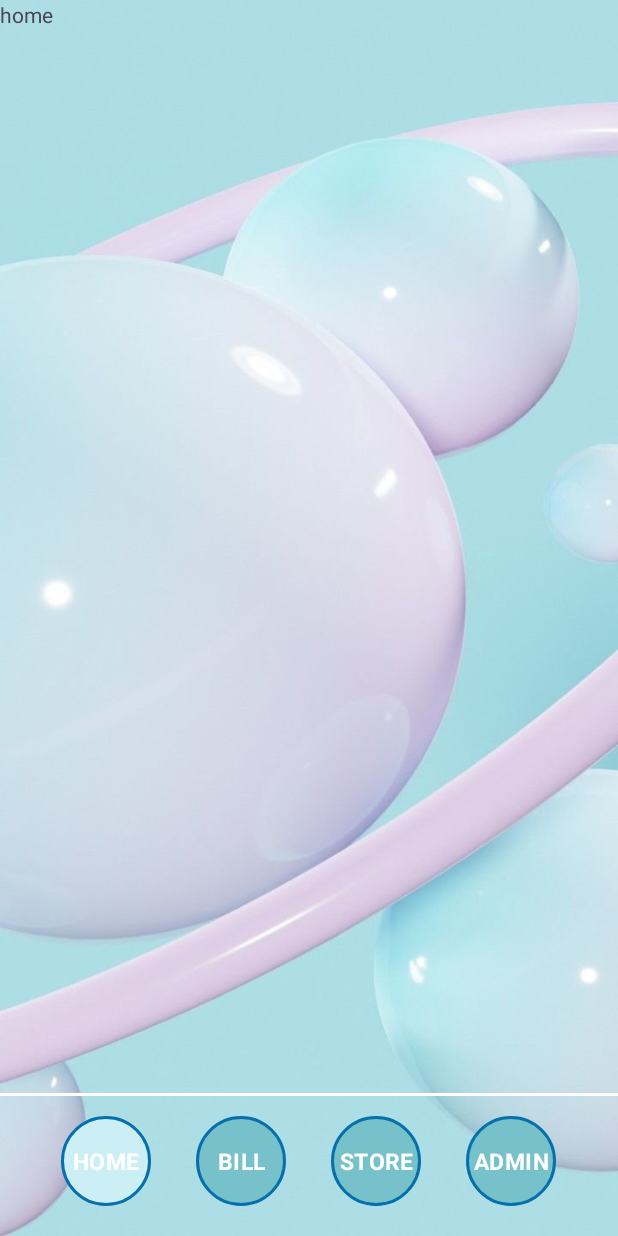
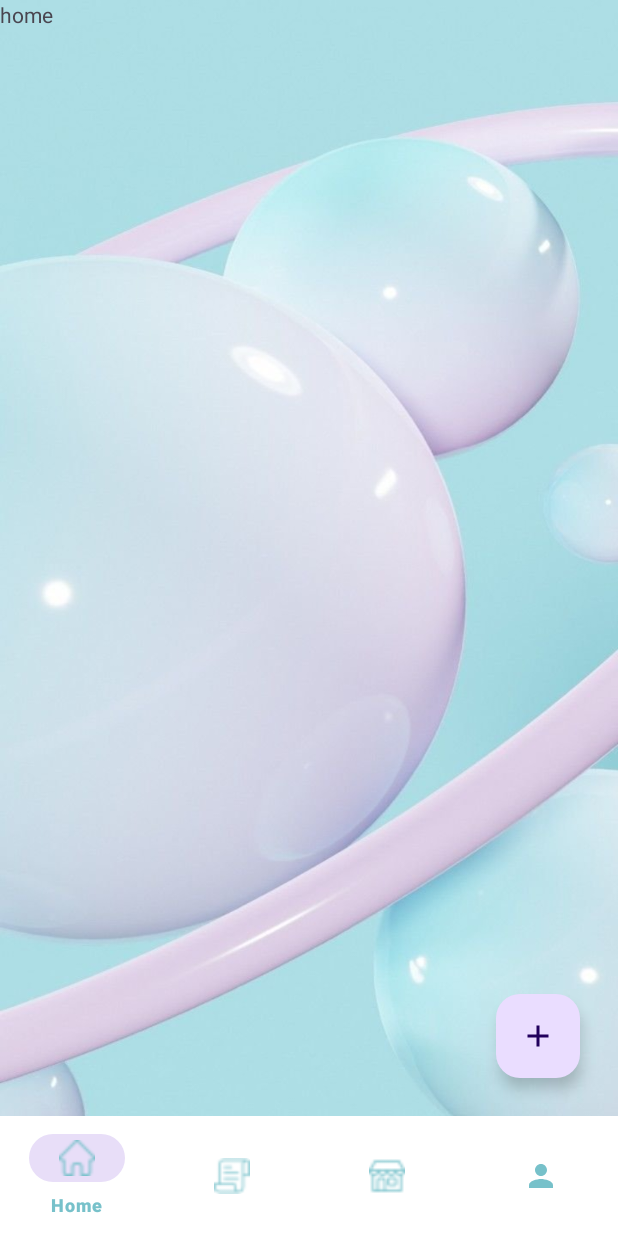
Before and after one commit to ProjAndroid-Nhom5/Expense-Management-Group-5, an Android app: the HomeActivity screen opened directly, with no data from a screen before it, on a phone screen of 412 x 824 dp. Run offline under Robolectric (Android 15) with nearby library versions, the phone set to English and light mode, and no system bars.

Commit message:
Update_bottom_navbar_13_5

```diff
--- a/ExpenseManagement/app/build.gradle
+++ b/ExpenseManagement/app/build.gradle
@@ -30,7 +30,7 @@ android {
 }
 
 dependencies {
-    implementation(platform("com.google.firebase:firebase-bom:33.0.0"))
+    implementation platform("com.google.firebase:firebase-bom:33.0.0")
     implementation libs.appcompat
     implementation libs.material
     implementation libs.activity
@@ -38,5 +38,5 @@ dependencies {
     testImplementation libs.junit
     androidTestImplementation libs.ext.junit
     androidTestImplementation libs.espresso.core
-    implementation("com.google.firebase:firebase-auth")
+    implementation "com.google.firebase:firebase-auth"
 }
--- a/ExpenseManagement/app/src/main/java/com/example/expensemanagement/HomeActivity.java
+++ b/ExpenseManagement/app/src/main/java/com/example/expensemanagement/HomeActivity.java
@@ -1,19 +1,27 @@
 package com.example.expensemanagement;
 
+import android.app.Activity;
 import android.os.Bundle;
+import android.view.MenuItem;
+import android.widget.FrameLayout;
 import android.widget.RadioGroup;
 
 import androidx.activity.EdgeToEdge;
+import androidx.annotation.NonNull;
 import androidx.appcompat.app.AppCompatActivity;
 import androidx.core.graphics.Insets;
 import androidx.core.view.ViewCompat;
 import androidx.core.view.WindowInsetsCompat;
 import androidx.fragment.app.Fragment;
+import androidx.fragment.app.FragmentManager;
 import androidx.fragment.app.FragmentTransaction;
+
+import com.google.android.material.bottomnavigation.BottomNavigationView;
 
 public class HomeActivity extends AppCompatActivity {
 
-    private RadioGroup mRadioGroup;
+    private BottomNavigationView bottomNavigationView;
+    private FrameLayout frame_layout;
 
     @Override
     protected void onCreate(Bundle savedInstanceState) {
@@ -26,33 +34,65 @@ public class HomeActivity extends AppCompatActivity {
             return insets;
         });
 
-        mRadioGroup = findViewById(R.id.lnbottom);
-        // Măc định cho ban đầu là home
-        switchFragment(new HomeFragment());
-        mRadioGroup.setOnCheckedChangeListener(new RadioGroup.OnCheckedChangeListener() {
+        bottomNavigationView = findViewById(R.id.bottomNavigationView);
+        frame_layout = findViewById(R.id.frameLayout);
+
+//        // Măc định cho ban đầu là home
+//        switchFragment(new HomeFragment());
+//        mRadioGroup.setOnCheckedChangeListener(new RadioGroup.OnCheckedChangeListener() {
+//            @Override
+//            public void onCheckedChanged(RadioGroup group, int checkedId) {
+//                switch (checkedId) {
+//                    case R.id.rbHome:
+//                        switchFragment(new HomeFragment());
+//                        break;
+//                    case R.id.rbBill:
+//                        switchFragment(new BillFragment());
+//                        break;
+//                    case R.id.rbStore:
+//                        switchFragment(new StoreFragment());
+//                        break;
+//                    case R.id.rbAdmin:
+//                        switchFragment(new AdminFragment());
+//                        break;
+//                }
+//            }
+//        });
+
+        loadFragment(new HomeFragment(),true);
+        bottomNavigationView.setOnNavigationItemSelectedListener(new BottomNavigationView.OnNavigationItemSelectedListener() {
             @Override
-            public void onCheckedChanged(RadioGroup group, int checkedId) {
-                switch (checkedId) {
-                    case R.id.rbHome:
-                        switchFragment(new HomeFragment());
+            public boolean onNavigationItemSelected(@NonNull MenuItem menuItem) {
+                int itemID = menuItem.getItemId();
+
+                switch (itemID) {
+                    case R.id.navHome:
+                        loadFragment(new HomeFragment(),false);
                         break;
-                    case R.id.rbBill:
-                        switchFragment(new BillFragment());
+                    case R.id.navBill:
+                        loadFragment(new BillFragment(),false);
                         break;
-                    case R.id.rbStore:
-                        switchFragment(new StoreFragment());
+                    case R.id.navStore:
+                        loadFragment(new StoreFragment(),false);
                         break;
-                    case R.id.rbAdmin:
-                        switchFragment(new AdminFragment());
+                    case R.id.navAdmin:
+                        loadFragment(new AdminFragment(),false);
                         break;
                 }
+
+                return true;
             }
         });
     }
 
-    private void switchFragment(Fragment fragment) {
-        FragmentTransaction fragmentTransaction = getSupportFragmentManager().beginTransaction();
-        fragmentTransaction.replace(R.id.rootLayout, fragment);
+    private void loadFragment(Fragment fragment, boolean isAppInitialized) {
+        FragmentManager fragmentManager = getSupportFragmentManager();
+        FragmentTransaction fragmentTransaction = fragmentManager.beginTransaction();
+        if (isAppInitialized){
+            fragmentTransaction.add(R.id.frameLayout, fragment);
+        }else {
+            fragmentTransaction.replace(R.id.frameLayout, fragment);
+        }
         fragmentTransaction.commit();
     }
 }
--- /dev/null
+++ b/ExpenseManagement/app/src/main/res/drawable/baseline_add_24.xml
@@ -0,0 +1,5 @@
+<vector xmlns:android="http://schemas.android.com/apk/res/android" android:height="24dp" android:tint="@color/lightblue" android:viewportHeight="24" android:viewportWidth="24" android:width="24dp">
+
+    <path android:fillColor="@android:color/white" android:pathData="M19,13h-6v6h-2v-6H5v-2h6V5h2v6h6v2z"/>
+
+</vector>
--- a/ExpenseManagement/app/src/main/res/layout/activity_home.xml
+++ b/ExpenseManagement/app/src/main/res/layout/activity_home.xml
@@ -1,97 +1,44 @@
 <?xml version="1.0" encoding="utf-8"?>
-<RelativeLayout xmlns:android="http://schemas.android.com/apk/res/android"
+<androidx.constraintlayout.widget.ConstraintLayout xmlns:android="http://schemas.android.com/apk/res/android"
     xmlns:app="http://schemas.android.com/apk/res-auto"
     xmlns:tools="http://schemas.android.com/tools"
     android:id="@+id/main"
     android:layout_width="match_parent"
     android:layout_height="match_parent"
     android:background="@drawable/bg"
+    android:orientation="vertical"
     tools:context=".HomeActivity">
 
     <FrameLayout
-        android:id="@+id/rootLayout"
-        android:layout_above="@+id/footer"
+        android:id="@+id/frameLayout"
         android:layout_width="match_parent"
-        android:layout_height="match_parent"/>
+        android:layout_height="match_parent" >
 
-    <RelativeLayout
-        android:id="@+id/footer"
-        android:layout_alignParentBottom="true"
-        android:layout_marginBottom="10dp"
-        android:layout_width="match_parent"
-        android:layout_height="wrap_content">
+    </FrameLayout>
 
-        <View
-            android:background="@color/white"
-            android:layout_width="match_parent"
-            android:layout_height="2dp"/>
+    <com.google.android.material.bottomnavigation.BottomNavigationView
+        android:id="@+id/bottomNavigationView"
+        android:layout_width="wrap_content"
+        android:layout_height="wrap_content"
+        android:background="@color/white"
+        app:itemIconTint="@color/lightblue"
+        app:itemTextColor="@color/lightblue"
+        app:layout_constraintBottom_toBottomOf="@+id/frameLayout"
+        app:layout_constraintEnd_toEndOf="@+id/frameLayout"
+        app:layout_constraintStart_toStartOf="@+id/frameLayout"
+        app:menu="@menu/bottom_menu" >
 
+    </com.google.android.material.bottomnavigation.BottomNavigationView>
 
-        <RadioGroup
-            android:layout_marginHorizontal="10dp"
-            android:id="@+id/lnbottom"
-            android:layout_width="match_parent"
-            android:layout_height="wrap_content"
-            android:layout_marginTop="15dp"
-            android:gravity="center"
-            android:layout_marginBottom="10dp"
-            android:orientation="horizontal">
+    <com.google.android.material.floatingactionbutton.FloatingActionButton
+        android:id="@+id/floatingActionButton"
+        android:layout_width="wrap_content"
+        android:layout_height="178dp"
+        android:layout_marginEnd="25dp"
+        android:layout_marginBottom="25dp"
+        android:clickable="true"
+        app:layout_constraintBottom_toTopOf="@+id/bottomNavigationView"
+        app:layout_constraintEnd_toEndOf="parent"
+        app:srcCompat="@drawable/baseline_add_24" />
 
-            <RadioButton
-                android:id="@+id/rbHome"
-                android:checked="true"
-                android:background="@drawable/radio_state"
-                android:text="HOME"
-                android:textColor="@color/white"
-                android:textSize="15dp"
-                android:textStyle="bold"
-                android:gravity="center"
-                android:button="@null"
-                android:layout_width="60dp"
-                android:layout_height="60dp"/>
-
-
-            <RadioButton
-                android:layout_marginHorizontal="30dp"
-                android:id="@+id/rbBill"
-                android:layout_width="60dp"
-                android:layout_height="60dp"
-                android:background="@drawable/radio_state"
-                android:button="@null"
-                android:gravity="center"
-                android:text="BILL"
-                android:textColor="@color/white"
-                android:textSize="15dp"
-                android:textStyle="bold" />
-
-            <RadioButton
-                android:layout_marginEnd="30dp"
-                android:id="@+id/rbStore"
-                android:background="@drawable/radio_state"
-                android:text="STORE"
-                android:textColor="@color/white"
-                android:textSize="15dp"
-                android:textStyle="bold"
-                android:gravity="center"
-                android:button="@null"
-                android:layout_width="60dp"
-                android:layout_height="60dp"/>
-
-            <RadioButton
-                android:id="@+id/rbAdmin"
-                android:background="@drawable/radio_state"
-                android:text="ADMIN"
-                android:textColor="@color/white"
-                android:textSize="15dp"
-                android:textStyle="bold"
-                android:gravity="center"
-                android:button="@null"
-                android:layout_width="60dp"
-                android:layout_height="60dp"/>
-
-
-        </RadioGroup>
-    </RelativeLayout>
-
-
-</RelativeLayout>
+</androidx.constraintlayout.widget.ConstraintLayout>
--- /dev/null
+++ b/ExpenseManagement/app/src/main/res/menu/bottom_menu.xml
@@ -0,0 +1,19 @@
+<?xml version="1.0" encoding="utf-8"?>
+<menu xmlns:android="http://schemas.android.com/apk/res/android">
+    <item
+        android:id="@+id/navHome"
+        android:title="Home"
+        android:icon="@drawable/home"/>
+    <item
+        android:id="@+id/navBill"
+        android:title="Bill"
+        android:icon="@drawable/invoice"/>
+    <item
+        android:id="@+id/navStore"
+        android:title="Store"
+        android:icon="@drawable/shop"/>
+    <item
+        android:id="@+id/navAdmin"
+        android:title="Admin"
+        android:icon="@drawable/baseline_person_24"/>
+</menu>
```
Also changed, not shown: ExpenseManagement/app/src/main/res/drawable/home.png (added), ExpenseManagement/app/src/main/res/drawable/invoice.png (added), ExpenseManagement/app/src/main/res/drawable/shop.png (added).
